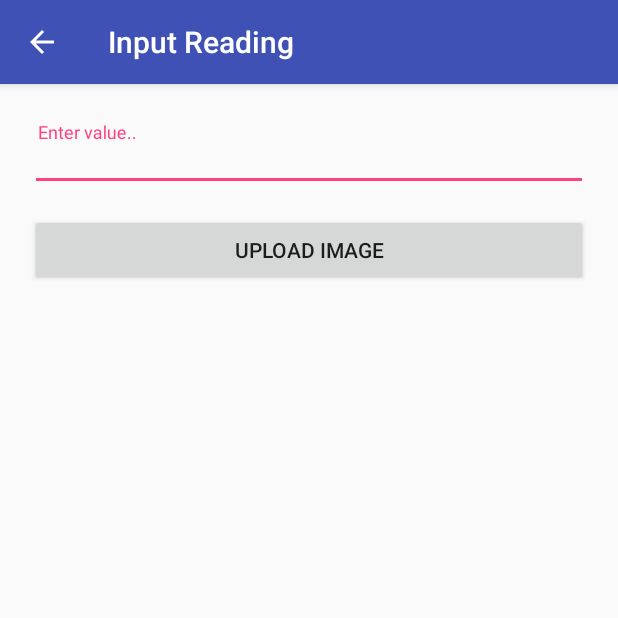
After one commit to SimplySmartTech/serviceapp, an Android app: the InputFormActivity screen opened directly, with no data from a screen before it, on a phone screen of 412 x 824 dp, the top half of it. The commit adds this screen. Run offline under Robolectric (Android 15) with nearby library versions, the phone set to English and light mode, and no system bars.

Commit message:
Added input reading screen.

```diff
--- a/app/src/main/AndroidManifest.xml
+++ b/app/src/main/AndroidManifest.xml
@@ -42,6 +42,12 @@
             android:theme="@style/AppTheme.NoActionBar"
             android:screenOrientation="portrait" />
 
+        <activity
+            android:name=".activity.InputFormActivity"
+            android:theme="@style/AppTheme.NoActionBar"
+            android:windowSoftInputMode="stateAlwaysHidden"
+            android:screenOrientation="portrait" />
+
         <!-- Push Notification GCM Services & Receivers-->
         <service android:name=".gcm.RegistrationIntentService" />
 
--- /dev/null
+++ b/app/src/main/java/com/simplysmart/service/activity/InputFormActivity.java
@@ -0,0 +1,49 @@
+package com.simplysmart.service.activity;
+
+import android.os.Bundle;
+import android.support.v7.widget.Toolbar;
+import android.view.Menu;
+import android.view.MenuItem;
+
+import com.simplysmart.service.R;
+
+public class InputFormActivity extends BaseActivity {
+
+    @Override
+    protected void onCreate(Bundle savedInstanceState) {
+        super.onCreate(savedInstanceState);
+        setContentView(R.layout.activity_input_form);
+
+        Toolbar toolbar = (Toolbar) findViewById(R.id.toolbar);
+        setSupportActionBar(toolbar);
+
+        getSupportActionBar().setDisplayHomeAsUpEnabled(true);
+        getSupportActionBar().setHomeButtonEnabled(true);
+
+        getSupportActionBar().setTitle("Input Reading");
+    }
+
+    @Override
+    protected int getStatusBarColor() {
+        return 0;
+    }
+
+    @Override
+    public boolean onCreateOptionsMenu(Menu menu) {
+        return true;
+    }
+
+    @Override
+    public boolean onOptionsItemSelected(MenuItem item) {
+        switch (item.getItemId()) {
+
+            case android.R.id.home:
+                supportFinishAfterTransition();
+                return true;
+
+            default:
+                return super.onOptionsItemSelected(item);
+        }
+    }
+
+}
--- a/app/src/main/java/com/simplysmart/service/adapter/MatrixListAdapter.java
+++ b/app/src/main/java/com/simplysmart/service/adapter/MatrixListAdapter.java
@@ -98,8 +98,8 @@ public class MatrixListAdapter extends BaseExpandableListAdapter {
             holder = (ChildHolder) convertView.getTag();
         }
 
-        if (matrixData.get(groupPosition).getSensors().get(childPosition).getName() != null) {
-            holder.sensorName.setText(matrixData.get(groupPosition).getSensors().get(childPosition).getName());
+        if (matrixData.get(groupPosition).getSensors().get(childPosition).getSensor_name() != null) {
+            holder.sensorName.setText(matrixData.get(groupPosition).getSensors().get(childPosition).getSensor_name());
         } else {
             holder.sensorName.setText("");
         }
--- a/app/src/main/java/com/simplysmart/service/config/ApplicationConstant.java
+++ b/app/src/main/java/com/simplysmart/service/config/ApplicationConstant.java
@@ -7,7 +7,7 @@ public class ApplicationConstant {
 
     //Api url component
     public static final String PROTOCOL = "http://";
-    public static final String DOMAIN = "192.168.1.59:3000";//"api.simplysmart.tech";
+    public static final String DOMAIN = "api.simplysmart.tech";//"192.168.1.59:3000";
 
     public static final String SERVER_URL = PROTOCOL + DOMAIN;
 
--- a/app/src/main/java/com/simplysmart/service/endpint/ApiInterface.java
+++ b/app/src/main/java/com/simplysmart/service/endpint/ApiInterface.java
@@ -25,11 +25,11 @@ public interface ApiInterface {
     @POST("/api/sessions/sign_in")
     Call<LoginResponse> residentLoginWithSubDomain(@Query("subdomain") String subDomain, @Body LoginRequest request);
 
-    @GET("/api/waste_management/metrics")
+    @GET("/api/metrics")
     Call<MatrixResponse> getMetrics(@Query("unit_id") String unitId,
                                     @Query("subdomain") String subDomain);
 
-    @POST("/api/waste_management/reading/")
+    @POST("/api/sensor_readings/")
     Call<JsonObject> submitReading(@Query("subdomain") String subDomain,
                                    @Body ReadingData readingData);
 
--- /dev/null
+++ b/app/src/main/res/layout/activity_input_form.xml
@@ -0,0 +1,42 @@
+<?xml version="1.0" encoding="utf-8"?>
+<RelativeLayout xmlns:android="http://schemas.android.com/apk/res/android"
+    xmlns:app="http://schemas.android.com/apk/res-auto"
+    android:layout_width="match_parent"
+    android:layout_height="match_parent">
+
+    <include
+        android:id="@+id/toolbar_Layout"
+        layout="@layout/toolbar" />
+
+    <LinearLayout
+        android:layout_width="match_parent"
+        android:layout_height="match_parent"
+        android:layout_below="@+id/toolbar_Layout"
+        android:orientation="vertical"
+        android:padding="20dp">
+
+        <android.support.design.widget.TextInputLayout
+            android:layout_width="match_parent"
+            android:layout_height="wrap_content"
+            android:layout_marginTop="5dp">
+
+            <EditText
+                android:id="@+id/inputReadingValue"
+                android:layout_width="match_parent"
+                android:layout_height="wrap_content"
+                android:padding="5dp"
+                android:hint="Enter value.."
+                android:inputType="numberDecimal" />
+
+        </android.support.design.widget.TextInputLayout>
+
+        <Button
+            android:id="@+id/uploadImage"
+            android:layout_width="match_parent"
+            android:layout_height="wrap_content"
+            android:layout_marginTop="15dp"
+            android:text="UPLOAD IMAGE" />
+
+    </LinearLayout>
+
+</RelativeLayout>
--- /dev/null
+++ b/app/src/main/res/layout/toolbar.xml
@@ -0,0 +1,16 @@
+<?xml version="1.0" encoding="utf-8"?>
+<android.support.design.widget.AppBarLayout xmlns:android="http://schemas.android.com/apk/res/android"
+    xmlns:app="http://schemas.android.com/apk/res-auto"
+    android:layout_width="match_parent"
+    android:layout_height="wrap_content"
+    android:orientation="vertical"
+    android:theme="@style/AppTheme.AppBarOverlay">
+
+    <android.support.v7.widget.Toolbar
+        android:id="@+id/toolbar"
+        android:layout_width="match_parent"
+        android:layout_height="?attr/actionBarSize"
+        android:background="?attr/colorPrimary"
+        app:popupTheme="@style/AppTheme.PopupOverlay" />
+
+</android.support.design.widget.AppBarLayout>
```
Also changed, not shown: app/src/main/java/com/simplysmart/service/activity/MainActivity.java (+13 -6 lines), app/src/main/java/com/simplysmart/service/model/matrix/SensorData.java (+12 -12 lines), app/src/main/res/layout/activity_main.xml (+1 -13 lines), app/src/main/res/layout/matrix_list_row_parent.xml (+12 -4 lines), app/src/main/res/layout/matrix_list_row_child.xml (line endings or trailing spaces).
